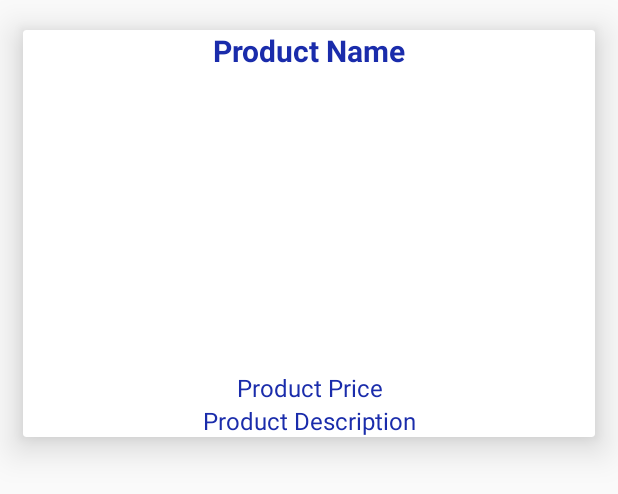
After one commit to Neubliance/Little-Indie-Shoppe, an Android app: the layout products_items_layout.xml on its own in the app's theme, with its tools: preview values and no code run, on a phone screen of 412 x 824 dp. The commit adds this screen. Shown: the top 494 px of the screen. Run offline under Robolectric (Android 15) with nearby library versions, the phone set to English and light mode, and no system bars.

Commit message:
added ability for users to see listed items

```diff
--- a/app/build.gradle
+++ b/app/build.gradle
@@ -25,6 +25,7 @@ dependencies {
     implementation 'com.google.firebase:firebase-analytics:17.2.0'
     implementation 'com.google.firebase:firebase-database:19.2.0'
     implementation 'com.google.firebase:firebase-storage:19.1.0'
+    implementation 'com.firebaseui:firebase-ui-database:6.1.0'
     implementation 'androidx.cardview:cardview:1.0.0'
     implementation 'androidx.recyclerview:recyclerview:1.0.0'
     implementation 'androidx.legacy:legacy-support-v4:1.0.0'
@@ -34,6 +35,7 @@ dependencies {
     implementation 'androidx.lifecycle:lifecycle-extensions:2.1.0'
     implementation 'de.hdodenhof:circleimageview:3.0.1'
     implementation 'io.paperdb:paperdb:2.6'
+    implementation 'com.squareup.picasso:picasso:2.71828'
     testImplementation 'junit:junit:4.12'
     androidTestImplementation 'androidx.test.ext:junit:1.1.1'
     androidTestImplementation 'androidx.test.espresso:espresso-core:3.2.0'
--- a/app/src/main/res/layout/activity_register.xml
+++ b/app/src/main/res/layout/activity_register.xml
@@ -74,4 +74,5 @@
         android:textAllCaps="false"
         android:textColor="@android:color/white"
         android:textSize="18sp" />
+
 </RelativeLayout>
--- a/app/src/main/res/layout/app_bar_home.xml
+++ b/app/src/main/res/layout/app_bar_home.xml
@@ -30,4 +30,5 @@
         android:layout_margin="@dimen/fab_margin"
         android:tint="@android:color/white"
         app:srcCompat="@drawable/nav_cart" />
+
 </androidx.coordinatorlayout.widget.CoordinatorLayout>
--- a/app/src/main/res/layout/content_home.xml
+++ b/app/src/main/res/layout/content_home.xml
@@ -4,6 +4,7 @@
     xmlns:tools="http://schemas.android.com/tools"
     android:layout_width="match_parent"
     android:layout_height="match_parent"
+    android:background="@android:color/darker_gray"
     app:layout_behavior="@string/appbar_scrolling_view_behavior"
     tools:showIn="@layout/app_bar_home">
 
@@ -25,4 +26,5 @@
         app:layout_constraintRight_toRightOf="parent"
         app:layout_constraintTop_toTopOf="parent"
         app:navGraph="@navigation/mobile_navigation" />
+
 </RelativeLayout>
--- a/app/src/main/res/layout/fragment_gallery.xml
+++ b/app/src/main/res/layout/fragment_gallery.xml
@@ -2,7 +2,8 @@
 <androidx.constraintlayout.widget.ConstraintLayout xmlns:android="http://schemas.android.com/apk/res/android"
     xmlns:app="http://schemas.android.com/apk/res-auto"
     android:layout_width="match_parent"
-    android:layout_height="match_parent">
+    android:layout_height="match_parent"
+    android:background="@android:color/darker_gray">
 
     <TextView
         android:id="@+id/text_gallery"
@@ -16,4 +17,5 @@
         app:layout_constraintEnd_toEndOf="parent"
         app:layout_constraintStart_toStartOf="parent"
         app:layout_constraintTop_toTopOf="parent" />
+
 </androidx.constraintlayout.widget.ConstraintLayout>
--- a/app/src/main/res/layout/fragment_home.xml
+++ b/app/src/main/res/layout/fragment_home.xml
@@ -2,7 +2,8 @@
 <androidx.constraintlayout.widget.ConstraintLayout xmlns:android="http://schemas.android.com/apk/res/android"
     xmlns:app="http://schemas.android.com/apk/res-auto"
     android:layout_width="match_parent"
-    android:layout_height="match_parent">
+    android:layout_height="match_parent"
+    android:background="@android:color/darker_gray">
 
     <TextView
         android:id="@+id/text_home"
@@ -16,4 +17,5 @@
         app:layout_constraintEnd_toEndOf="parent"
         app:layout_constraintStart_toStartOf="parent"
         app:layout_constraintTop_toTopOf="parent" />
+
 </androidx.constraintlayout.widget.ConstraintLayout>
--- a/app/src/main/res/layout/fragment_send.xml
+++ b/app/src/main/res/layout/fragment_send.xml
@@ -16,4 +16,5 @@
         app:layout_constraintEnd_toEndOf="parent"
         app:layout_constraintStart_toStartOf="parent"
         app:layout_constraintTop_toTopOf="parent" />
+
 </androidx.constraintlayout.widget.ConstraintLayout>
--- a/app/src/main/res/layout/fragment_share.xml
+++ b/app/src/main/res/layout/fragment_share.xml
@@ -16,4 +16,5 @@
         app:layout_constraintEnd_toEndOf="parent"
         app:layout_constraintStart_toStartOf="parent"
         app:layout_constraintTop_toTopOf="parent" />
+
 </androidx.constraintlayout.widget.ConstraintLayout>
--- a/app/src/main/res/layout/fragment_slideshow.xml
+++ b/app/src/main/res/layout/fragment_slideshow.xml
@@ -16,4 +16,5 @@
         app:layout_constraintEnd_toEndOf="parent"
         app:layout_constraintStart_toStartOf="parent"
         app:layout_constraintTop_toTopOf="parent" />
+
 </androidx.constraintlayout.widget.ConstraintLayout>
--- a/app/src/main/res/layout/fragment_tools.xml
+++ b/app/src/main/res/layout/fragment_tools.xml
@@ -16,4 +16,5 @@
         app:layout_constraintEnd_toEndOf="parent"
         app:layout_constraintStart_toStartOf="parent"
         app:layout_constraintTop_toTopOf="parent" />
+
 </androidx.constraintlayout.widget.ConstraintLayout>
--- /dev/null
+++ b/app/src/main/res/layout/products_items_layout.xml
@@ -0,0 +1,55 @@
+<?xml version="1.0" encoding="utf-8"?>
+<androidx.cardview.widget.CardView xmlns:android="http://schemas.android.com/apk/res/android"
+    xmlns:app="http://schemas.android.com/apk/res-auto"
+    android:layout_width="match_parent"
+    android:layout_height="wrap_content"
+    android:layout_marginStart="15dp"
+    android:layout_marginTop="20dp"
+    android:layout_marginEnd="15dp"
+    android:orientation="vertical"
+    app:cardElevation="15dp">
+
+    <RelativeLayout
+        android:layout_width="match_parent"
+        android:layout_height="match_parent">
+
+        <TextView
+            android:id="@+id/product_name"
+            android:layout_width="match_parent"
+            android:layout_height="wrap_content"
+            android:text="Product Name"
+            android:textAlignment="center"
+            android:textColor="@color/colorAccent"
+            android:textSize="20dp"
+            android:textStyle="bold" />
+
+        <ImageView
+            android:id="@+id/product_image"
+            android:layout_width="match_parent"
+            android:layout_height="200dp"
+            android:layout_below="@+id/product_name"
+            android:scaleType="centerCrop" />
+
+        <TextView
+            android:id="@+id/product_price"
+            android:layout_width="match_parent"
+            android:layout_height="wrap_content"
+            android:layout_below="@+id/product_image"
+            android:text="Product Price"
+            android:textAlignment="center"
+            android:textColor="@color/colorAccent"
+            android:textSize="16dp" />
+
+        <TextView
+            android:id="@+id/product_description"
+            android:layout_width="match_parent"
+            android:layout_height="wrap_content"
+            android:layout_below="@+id/product_price"
+            android:text="Product Description"
+            android:textAlignment="center"
+            android:textColor="@color/colorAccent"
+            android:textSize="16dp" />
+
+    </RelativeLayout>
+
+</androidx.cardview.widget.CardView>
```
Also changed, not shown: app/src/main/java/com/example/littleindieshoppe/HomeActivity.java (+45 -0 lines), app/src/main/java/com/example/littleindieshoppe/Interface/ItemClickListener.java (added, +7 -0 lines), app/src/main/java/com/example/littleindieshoppe/Model/Products.java (added, +83 -0 lines), app/src/main/java/com/example/littleindieshoppe/ViewHolder/ProductViewHolder.java (added, +34 -0 lines), app/src/main/res/drawable/login.jpg (deleted), app/src/main/res/drawable/register.jpg (deleted), app/src/main/res/drawable/welcome.png (deleted).
